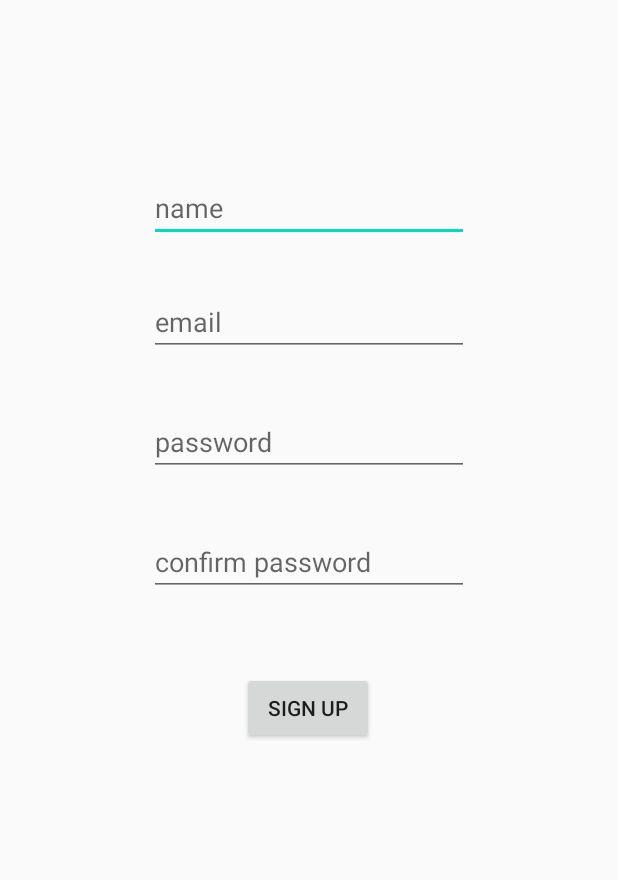
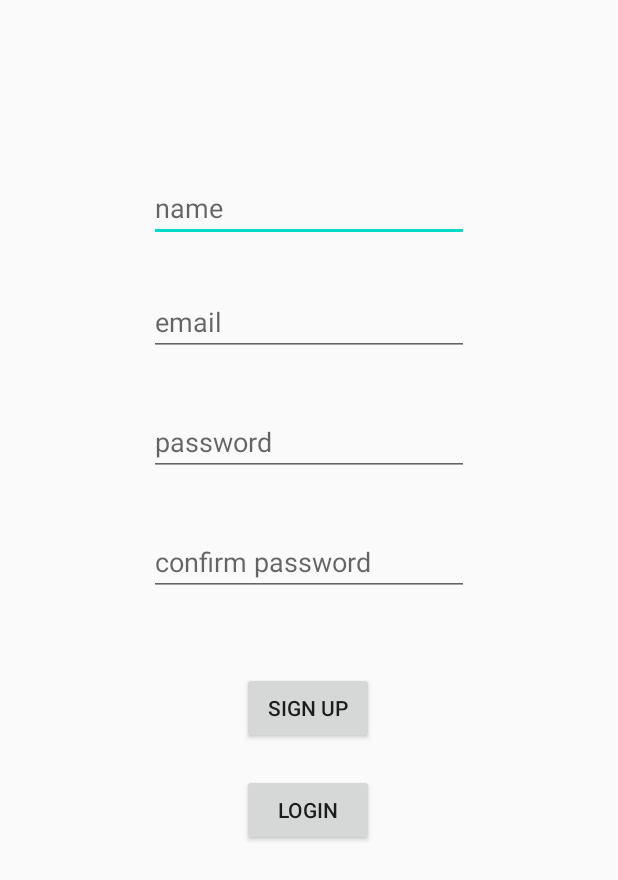
Before and after one commit to sevcukd/SpotMeal, an Android app: the SignUp screen opened directly, with no data from a screen before it, on a phone screen of 412 x 824 dp. Shown: the top 880 px of the screen. Run offline under Robolectric (Android 15) with nearby library versions, the phone set to English and light mode, and no system bars.

Commit message:
add Button

```diff
--- a/app/src/main/java/com/example/spotmeal/activities/LogIn.java
+++ b/app/src/main/java/com/example/spotmeal/activities/LogIn.java
@@ -2,6 +2,7 @@ package com.example.spotmeal.activities;
 
 import androidx.appcompat.app.AppCompatActivity;
 
+import android.content.Intent;
 import android.content.SharedPreferences;
 import android.os.AsyncTask;
 import android.os.Bundle;
@@ -46,6 +47,11 @@ public class LogIn extends AppCompatActivity {
                 Toast.makeText(getApplicationContext(),"Перевірте поля",Toast.LENGTH_LONG).show();
             }
     }
+    public void onButtonClickSignUp (View view){
+        Intent intent5 = new Intent(LogIn.this, SignUp.class);
+        this.finish();
+        startActivity(intent5);
+    }
 
     class APIQueryTask extends AsyncTask<User,Void, ServerResponse> {
 
--- a/app/src/main/res/layout/activity_sign_up.xml
+++ b/app/src/main/res/layout/activity_sign_up.xml
@@ -65,4 +65,16 @@
         app:layout_constraintHorizontal_bias="0.498"
         app:layout_constraintStart_toStartOf="parent"
         app:layout_constraintTop_toTopOf="parent" />
+
+    <Button
+        android:id="@+id/loginButton"
+        android:layout_width="wrap_content"
+        android:layout_height="wrap_content"
+        android:layout_marginTop="516dp"
+        android:onClick="onButtonClickLogin"
+        android:text="Login"
+        app:layout_constraintEnd_toEndOf="parent"
+        app:layout_constraintHorizontal_bias="0.498"
+        app:layout_constraintStart_toStartOf="parent"
+        app:layout_constraintTop_toTopOf="parent" />
 </androidx.constraintlayout.widget.ConstraintLayout>
```
Also changed, not shown: app/src/main/java/com/example/spotmeal/activities/MainActivity.java (+7 -5 lines), app/src/main/java/com/example/spotmeal/activities/SignUp.java (+7 -0 lines), app/src/main/res/layout/activity_log_in.xml (+12 -0 lines).
